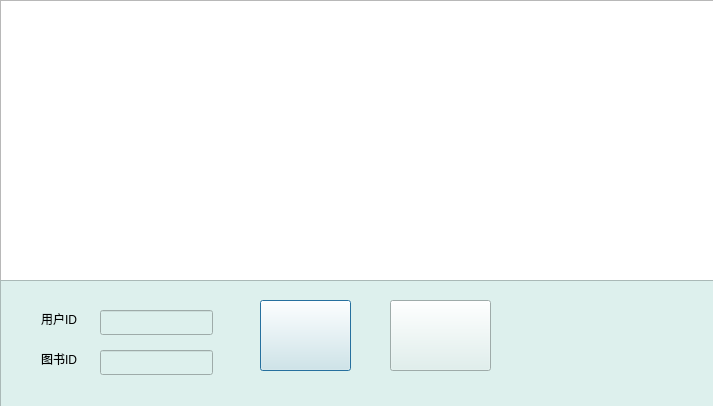
Qt form returnbookdlg.ui (AtlanticYu/Library) before a commit.
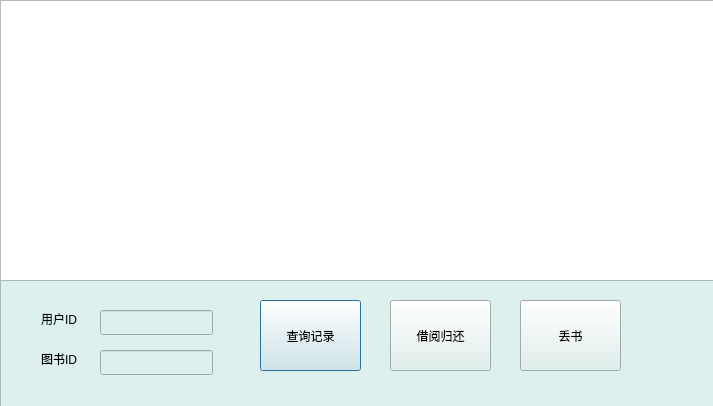
The same form after that commit. Icons and pictures are not drawn.

```diff
--- a/returnbookdlg.ui
+++ b/returnbookdlg.ui
@@ -98,12 +98,12 @@
      <rect>
       <x>260</x>
       <y>20</y>
-      <width>91</width>
+      <width>101</width>
       <height>71</height>
      </rect>
     </property>
     <property name="text">
-     <string/>
+     <string>查询记录</string>
     </property>
     <property name="icon">
      <iconset resource="mainviewbg.qrc">
@@ -111,8 +111,8 @@
     </property>
     <property name="iconSize">
      <size>
-      <width>32</width>
-      <height>32</height>
+      <width>30</width>
+      <height>30</height>
      </size>
     </property>
    </widget>
@@ -126,7 +126,7 @@
      </rect>
     </property>
     <property name="text">
-     <string/>
+     <string>借阅归还</string>
     </property>
     <property name="icon">
      <iconset resource="mainviewbg.qrc">
@@ -134,8 +134,31 @@
     </property>
     <property name="iconSize">
      <size>
-      <width>32</width>
-      <height>32</height>
+      <width>30</width>
+      <height>30</height>
+     </size>
+    </property>
+   </widget>
+   <widget class="QPushButton" name="BtnLost">
+    <property name="geometry">
+     <rect>
+      <x>520</x>
+      <y>20</y>
+      <width>101</width>
+      <height>71</height>
+     </rect>
+    </property>
+    <property name="text">
+     <string>丢书</string>
+    </property>
+    <property name="icon">
+     <iconset resource="mainviewbg.qrc">
+      <normaloff>:/pictures/icons/Pictures/丢单.png</normaloff>:/pictures/icons/Pictures/丢单.png</iconset>
+    </property>
+    <property name="iconSize">
+     <size>
+      <width>30</width>
+      <height>30</height>
      </size>
     </property>
    </widget>
```
